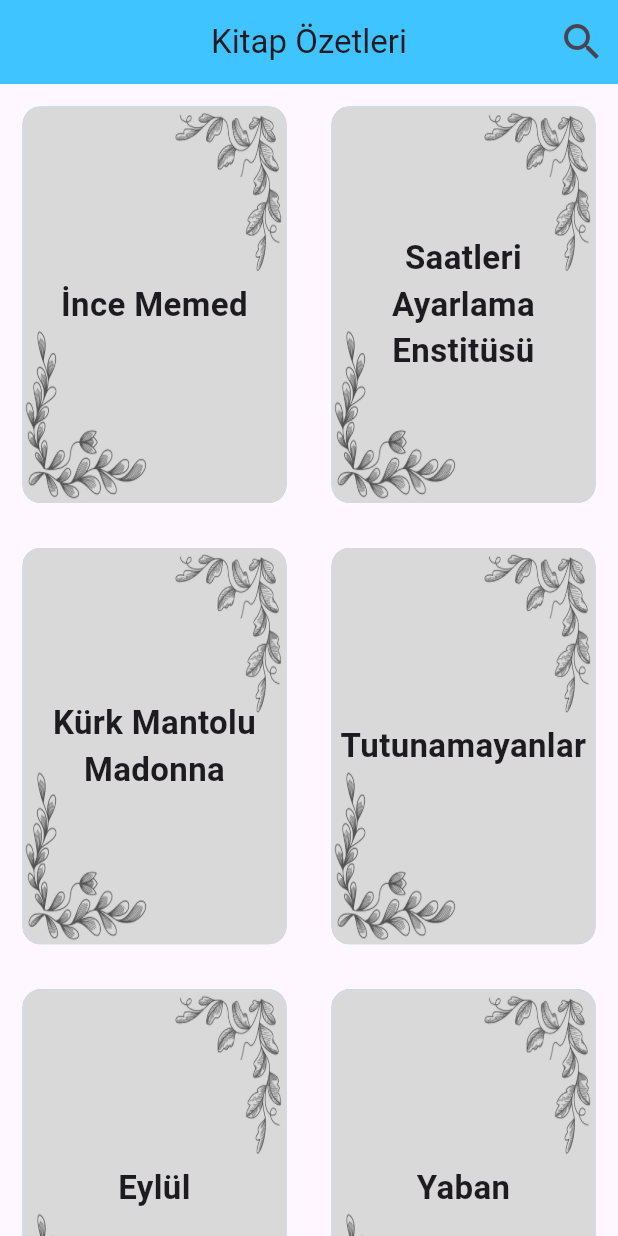
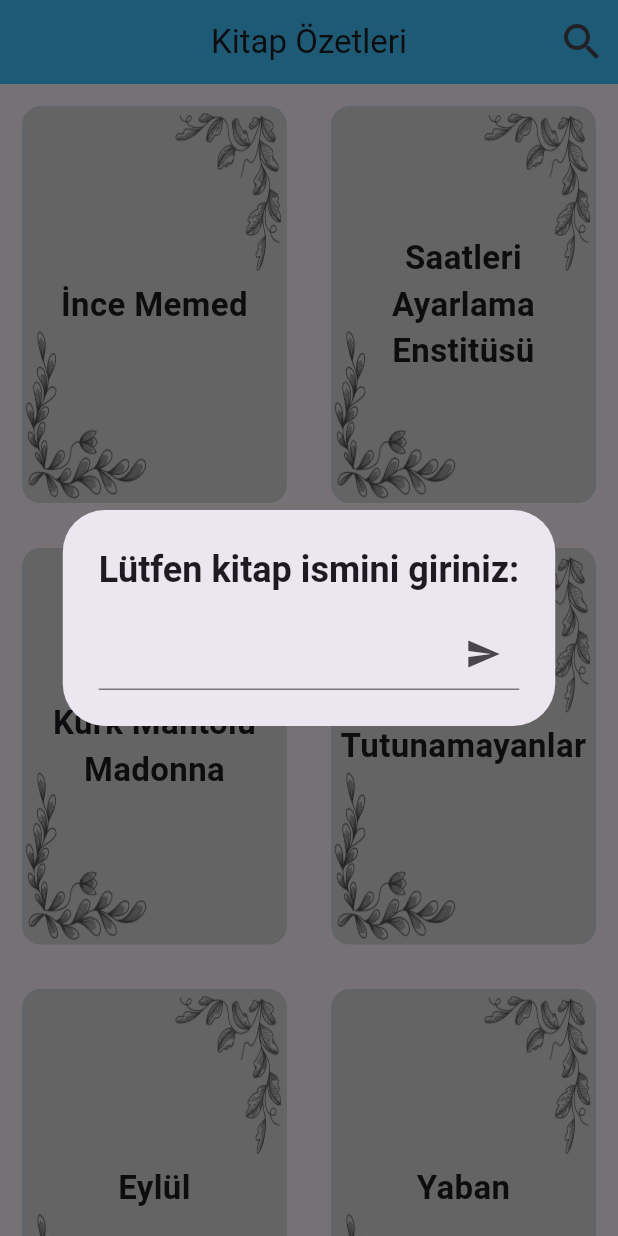
Before and after one commit to ummugulsumm/oua-bootcamp-2024, a Flutter app: the screen it shows after launch, after a tap on the "search" icon, on a phone screen of 412 x 824 dp. Run offline on Flutter 3.47's test engine with Material 3 defaults, Android fonts, the phone set to English and light mode, and no system bars; our stand-ins replace flutter_gemini.

Commit message:
Gemini eklendi ve kullanicinin istedigi kitabin ozetine ulasmasi saglandi.

```diff
--- a/lib/main.dart
+++ b/lib/main.dart
@@ -1,12 +1,18 @@
 import 'package:flutter/material.dart';
 import 'package:kitapozetiapp/summary_repository.dart';
+import 'package:flutter_gemini/flutter_gemini.dart';
+import 'gemini_client.dart';
 
 void main() {
-  runApp(const MyApp());
+
+  //init Gemini
+  Gemini.init(apiKey: geminiApiKey);
+
+  runApp(MyApp());
 }
 
 class MyApp extends StatelessWidget {
-  const MyApp({super.key});
+  MyApp({super.key});
 
 
   @override
@@ -30,15 +36,78 @@ class HomePage extends StatefulWidget {
 }
 
 class _HomePageState extends State<HomePage> {
+  /// Search icin controller tuttuk.
+  late TextEditingController _controller;
+  final gemini = Gemini.instance;
+
+  @override
+  void initState() {
+    // TODO: implement initState
+    super.initState();
+    /// init ettik.
+    _controller = TextEditingController();
+  }
+
+  @override
+  void dispose() {
+    // TODO: implement dispose
+    /// Yaptıktan sonra sifirladik.
+    _controller.dispose();
+    super.dispose();
+  }
 
   @override
   Widget build(BuildContext context) {
     return Scaffold(
       appBar: AppBar(
         actions: [
-          IconButton(onPressed: () {
+          IconButton(
+          onPressed: () => showDialog<String>(
+      context: context,
+      builder: (BuildContext context) => AlertDialog(
+        title: Text("Lütfen kitap ismini giriniz:", style: TextStyle(
+          fontWeight: FontWeight.bold,
+        ),),
+        content: TextField(
+          controller: _controller,
+          decoration: InputDecoration(
+            suffixIcon: IconButton(onPressed: () => showDialog<void>(
+              context: context,
+              builder: (BuildContext context) {
+                return AlertDialog(
+                  title: Text("${_controller.text} kitabının özeti: "),
+                  content: FutureBuilder(
+                    future: gemini.text("Summarize the ${_controller.text} book in Turkish.")
+                        .then((value) => value?.output),
+                    builder: (context, snapshot) {
+                      if (snapshot.connectionState == ConnectionState.waiting) {
+                        return const Center(child: CircularProgressIndicator());
+                      } else if (snapshot.hasError) {
+                        return Text('Error: ${snapshot.error}');
+                      } else if (snapshot.hasData) {
+                        return Text(snapshot.data.toString());
+                      } else {
+                        return const Text('No data');
+                      }
+                    },
+                  ),
+                  actions: <Widget>[
+                    TextButton(
+                      onPressed: () {
+                        Navigator.pop(context);
+                      },
+                      child: const Text('OK'),
+                    ),
+                  ],
+                );
 
-          }, icon: Icon(Icons.search, size: 32,))
+              },
+            )
+            , icon: Icon(Icons.send))
+          ),
+        ),
+      ),
+    ), icon: Icon(Icons.search, size: 32,))
         ],
         title: Text("Kitap Özetleri"),
         centerTitle: true,
--- a/pubspec.yaml
+++ b/pubspec.yaml
@@ -28,6 +28,7 @@ environment:
 # the latest version available on pub.dev. To see which dependencies have newer
 # versions available, run `flutter pub outdated`.
 dependencies:
+  flutter_gemini:
   flutter:
     sdk: flutter
 
```
Also changed, not shown: pubspec.lock, 2 other files.
